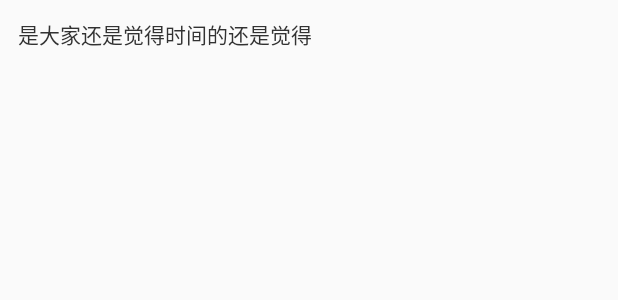
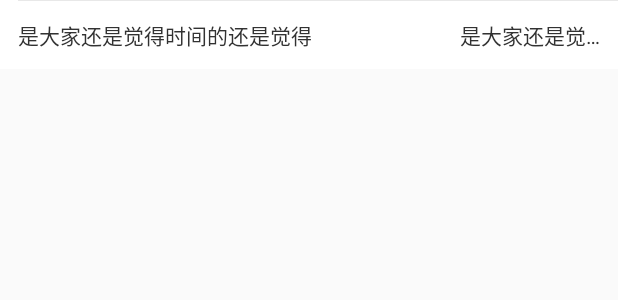
Before and after one commit to vicedev/ZY-Player-Android, an Android app: the layout film_item_layout.xml on its own in the app's theme, with its tools: preview values and no code run, on a phone screen of 412 x 824 dp. Shown: the top 300 px of the screen. Run offline under Robolectric (Android 15) with nearby library versions, the phone set to English and light mode, and no system bars.

Commit message:
详情页解析全部完成

```diff
--- a/app/build.gradle
+++ b/app/build.gradle
@@ -72,4 +72,6 @@ dependencies {
     implementation 'com.blankj:utilcodex:1.29.0'
 
     implementation 'com.lzy.net:okgo:3.0.4'
+
+    implementation 'com.lxj:xpopup:1.8.12'
 }
--- a/app/src/main/res/layout/film_item_layout.xml
+++ b/app/src/main/res/layout/film_item_layout.xml
@@ -4,13 +4,25 @@
     xmlns:tools="http://schemas.android.com/tools"
     android:layout_width="match_parent"
     android:layout_height="wrap_content"
-    android:padding="12dp">
+    android:background="#ffffff"
+    android:orientation="vertical">
+
+    <View
+        style="@style/divider"
+        android:layout_marginLeft="12dp" />
+
+    <LinearLayout
+        android:layout_width="match_parent"
+        android:layout_height="wrap_content"
+        android:orientation="horizontal">
 
         <TextView
             android:id="@+id/tvFilm"
-        android:layout_width="match_parent"
+            android:layout_width="0dp"
             android:layout_height="match_parent"
+            android:layout_weight="7"
             android:gravity="center_vertical"
+            android:padding="12dp"
             android:singleLine="true"
             android:textColor="@color/normalFontColor"
             android:textSize="14sp"
@@ -20,4 +32,21 @@
             app:layout_constraintTop_toTopOf="parent"
             tools:text="是大家还是觉得时间的还是觉得" />
 
+        <TextView
+            android:id="@+id/tvType"
+            android:layout_width="0dp"
+            android:layout_height="match_parent"
+            android:layout_weight="3"
+            android:gravity="center_vertical|right"
+            android:padding="12dp"
+            android:singleLine="true"
+            android:textColor="@color/normalFontColor"
+            android:textSize="14sp"
+            app:layout_constraintBottom_toBottomOf="parent"
+            app:layout_constraintLeft_toLeftOf="parent"
+            app:layout_constraintRight_toRightOf="parent"
+            app:layout_constraintTop_toTopOf="parent"
+            tools:text="是大家还是觉得时间的还是觉得" />
     </LinearLayout>
+
+</LinearLayout>
--- a/app/src/main/res/values/colors.xml
+++ b/app/src/main/res/values/colors.xml
@@ -9,4 +9,5 @@
 
     <color name="normalFontColor">#323232</color>
     <color name="minorFontColor">#B2B2B2</color>
+    <color name="dividerColor">#E8E8E8</color>
 </resources>
--- a/app/src/main/res/values/styles.xml
+++ b/app/src/main/res/values/styles.xml
@@ -8,4 +8,10 @@
         <item name="colorAccent">@color/colorAccent</item>
     </style>
 
+    <style name="divider">
+        <item name="android:background">@color/dividerColor</item>
+        <item name="android:layout_width">fill_parent</item>
+        <item name="android:layout_height">1px</item>
+    </style>
+
 </resources>
```
Also changed, not shown: app/src/main/java/com/vicedev/zy_player_android/net/DataParser.kt (+101 -7 lines), app/src/main/java/com/vicedev/zy_player_android/ui/detail/FilmDetailFragment.kt (+20 -13 lines), app/src/main/java/com/vicedev/zy_player_android/ui/detail/controller/VideoController.kt (+11 -5 lines), app/src/main/java/com/vicedev/zy_player_android/ui/home/adapter/FilmListAdapter.kt (+7 -4 lines), app/src/main/res/layout/fragment_film_detail.xml (+10 -7 lines), 1 other file. Lines whose indentation alone changed are shown as unchanged.
